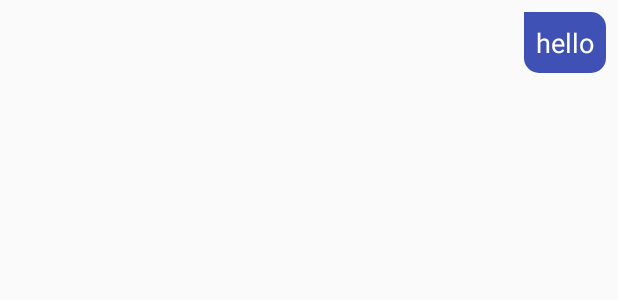
After one commit to allen1124/Woods, an Android app: the layout chat_item_right.xml on its own in the app's theme, with its tools: preview values and no code run, on a phone screen of 412 x 824 dp. The commit adds this screen. Shown: the top 300 px of the screen. Run offline under Robolectric (Android 15) with nearby library versions, the phone set to English and light mode, and no system bars.

Commit message:
message fubctionality update:
done: user view, chat view, chat database ('chats'), message display

not yet done: first page of messaging

```diff
--- a/app/build.gradle
+++ b/app/build.gradle
@@ -27,7 +27,7 @@ dependencies {
     implementation 'com.google.firebase:firebase-storage:19.1.0'
     implementation 'com.google.firebase:firebase-database:19.2.0'
     implementation 'com.google.android.material:material:1.0.0'
-    implementation 'androidx.vectordrawable:vectordrawable:1.0.1'
+    implementation 'androidx.vectordrawable:vectordrawable:1.1.0'
     implementation 'androidx.navigation:navigation-fragment:2.0.0'
     implementation 'androidx.navigation:navigation-ui:2.0.0'
     implementation 'androidx.lifecycle:lifecycle-extensions:2.0.0'
--- a/app/src/main/java/com/hkucs/woods/ui/UserAdapter.java
+++ b/app/src/main/java/com/hkucs/woods/ui/UserAdapter.java
@@ -39,7 +39,7 @@ public class UserAdapter extends RecyclerView.Adapter<UserAdapter.ViewHolder> {
     }
 
     @Override
-    public void onBindViewHolder(@NonNull ViewHolder holder, int position) {
+    public void onBindViewHolder(@NonNull UserAdapter.ViewHolder holder, int position) {
 
         final User user = mUsers.get(position);
         holder.username.setText(user.getUsername());
--- /dev/null
+++ b/app/src/main/res/drawable/background_right.xml
@@ -0,0 +1,12 @@
+<?xml version="1.0" encoding="utf-8"?>
+<shape xmlns:android="http://schemas.android.com/apk/res/android"
+    android:shape="rectangle">
+
+    <corners
+        android:radius="10dp"
+        android:topLeftRadius="0dp"/>
+
+    <solid android:color="@color/colorPrimary"/>
+
+
+</shape>
--- /dev/null
+++ b/app/src/main/res/layout/chat_item_right.xml
@@ -0,0 +1,35 @@
+<?xml version="1.0" encoding="utf-8"?>
+<RelativeLayout xmlns:android="http://schemas.android.com/apk/res/android"
+    android:orientation="vertical"
+    android:layout_width="match_parent"
+    android:padding="8dp"
+    android:layout_height="wrap_content">
+
+    <RelativeLayout
+        android:layout_width="300dp"
+        android:layout_alignParentEnd="true"
+        android:layout_alignParentRight="true"
+        android:layout_height="wrap_content">
+
+        <de.hdodenhof.circleimageview.CircleImageView
+            android:layout_width="wrap_content"
+            android:layout_height="wrap_content"
+            android:id="@+id/profile_image"
+            android:visibility="gone"/>
+
+        <TextView
+            android:layout_width="wrap_content"
+            android:layout_height="wrap_content"
+            android:background="@drawable/background_right"
+            android:text="hello"
+            android:textColor="#fff"
+            android:layout_alignParentEnd="true"
+            android:layout_alignParentRight="true"
+            android:id="@+id/show_message"
+            android:textSize="18sp"
+            android:padding="8dp"/>
+
+    </RelativeLayout>
+
+
+</RelativeLayout>
```
Also changed, not shown: app/src/main/java/com/hkucs/woods/MessageActivity.java (+48 -1 lines), app/src/main/java/com/hkucs/woods/ui/MessageAdapter.java (added, +95 -0 lines), app/src/main/java/com/hkucs/woods/ui/message/Chat.java (added, +41 -0 lines), app/src/main/res/drawable/background_left.xml (added, +11 -0 lines), app/src/main/res/layout/chat_item_left.xml (added, +24 -0 lines).
